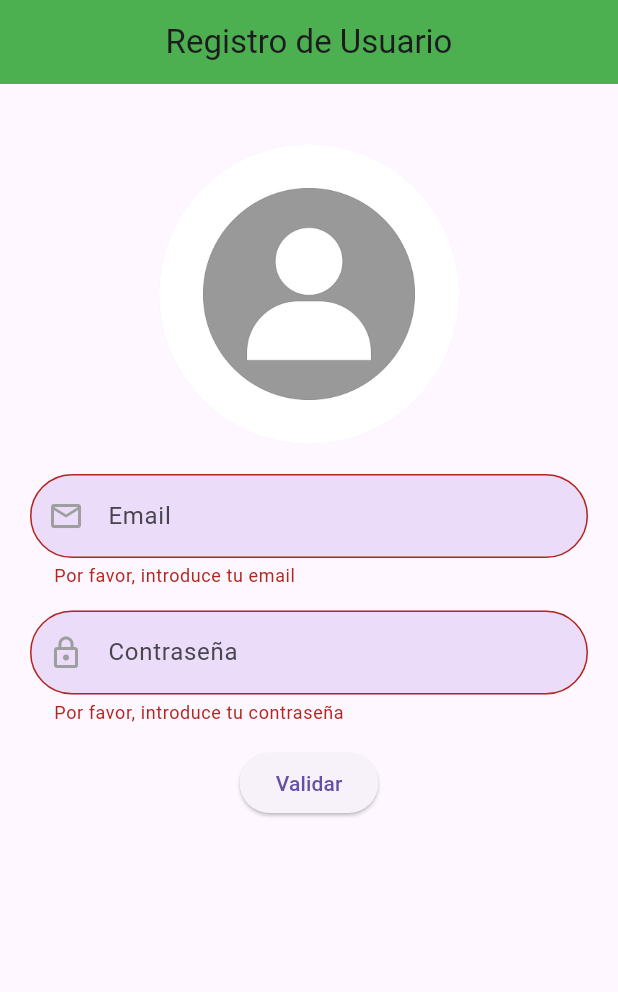
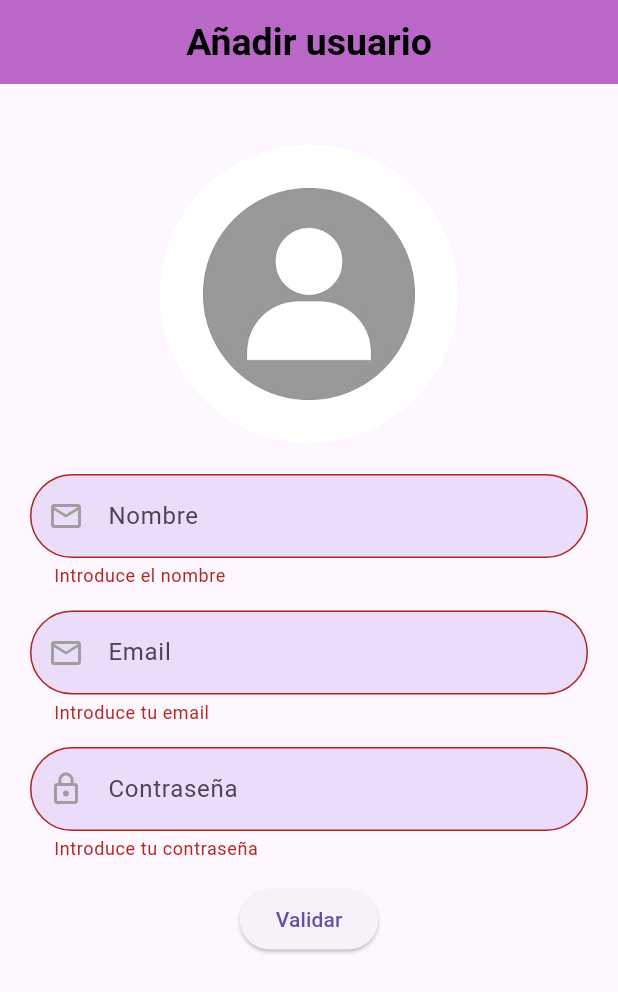
Before and after one commit to CristianCM17/loginFlutter, a Flutter app: the screen it shows after launch, after a tap on "Validar", on a phone screen of 412 x 824 dp. Shown: the top 992 px of the screen. Run offline on Flutter 3.47's test engine with Material 3 defaults, Android fonts, the phone set to English and light mode, and no system bars; our stand-ins replace image_picker.

Commit message:
agregar el input de nombre

```diff
--- a/lib/login.dart
+++ b/lib/login.dart
@@ -16,11 +16,13 @@ class _PickImageState extends State<PickImage> {
   Uint8List? _image;
   File? selectedIMage;
 
-
+  final nameController = TextEditingController();
   final emailController = TextEditingController();
   final passwordController = TextEditingController();
 
    final _formKey = GlobalKey<FormState>();
+
+   String datosValidados = "";
 
 
     @override
@@ -34,9 +36,10 @@ class _PickImageState extends State<PickImage> {
   Widget build(BuildContext context) {
     return Scaffold(
       appBar: AppBar(
-        title: const Text("Registro de Usuario"),
-        backgroundColor: Colors.green,
+        title: const Text("Añadir usuario"),
+        backgroundColor: Colors.purple[300],
         centerTitle: true,
+        titleTextStyle: TextStyle(color: Colors.black,fontSize: 25,fontWeight: FontWeight.bold),
       ),
       body: Container(
         margin: const EdgeInsets.only(top: 20.0),
@@ -63,16 +66,28 @@ class _PickImageState extends State<PickImage> {
                 ),
                  SizedBox(height: 20,),
                 CustomTextField(
+                  controller: nameController,
+                  name: "Nombre",
+                  prefixIcon: Icons.email_outlined,
+                  inputType: TextInputType.emailAddress,
+                  validator: (value) {
+                    if (value == null || value.isEmpty) {
+                      return 'Introduce el nombre';
+                    }
+                    return null;
+                  },
+                ),
+                CustomTextField(
                   controller: emailController,
                   name: "Email",
                   prefixIcon: Icons.email_outlined,
                   inputType: TextInputType.emailAddress,
                   validator: (value) {
                     if (value == null || value.isEmpty) {
-                      return 'Por favor, introduce tu email';
+                      return 'Introduce tu email';
                     } else if (!RegExp(r'^[\w-\.]+@([\w-]+\.)+[\w-]{2,4}$')
                         .hasMatch(value)) {
-                      return 'Por favor, introduce un email válido';
+                      return 'Introduce un email válido';
                     }
                     return null;
                   },
@@ -85,7 +100,7 @@ class _PickImageState extends State<PickImage> {
                   obscureText: true,
                   validator: (value) {
                     if (value == null || value.isEmpty) {
-                      return 'Por favor, introduce tu contraseña';
+                      return 'Introduce tu contraseña';
                     }
                     return null;
                   },
@@ -93,7 +108,9 @@ class _PickImageState extends State<PickImage> {
                 ElevatedButton(
                   onPressed: () {
                    if (_formKey.currentState!.validate()) {
-
+                    setState(() {
+                      datosValidados = "Todos los datos son correctos";
+                    });
                    }
                   },
                   child: const Text(
@@ -101,6 +118,11 @@ class _PickImageState extends State<PickImage> {
                     selectionColor: Colors.deepPurple,
                   ),
                 ),
+                SizedBox(height: 30,),
+                Text(datosValidados,style: TextStyle(
+                  color: Colors.green,
+                  fontWeight: FontWeight.w600
+                ),)
               ],
             ),
           ),
```
Also changed, not shown: lib/widgets/TextFieldCustom.dart (deleted, +0 -32 lines).
